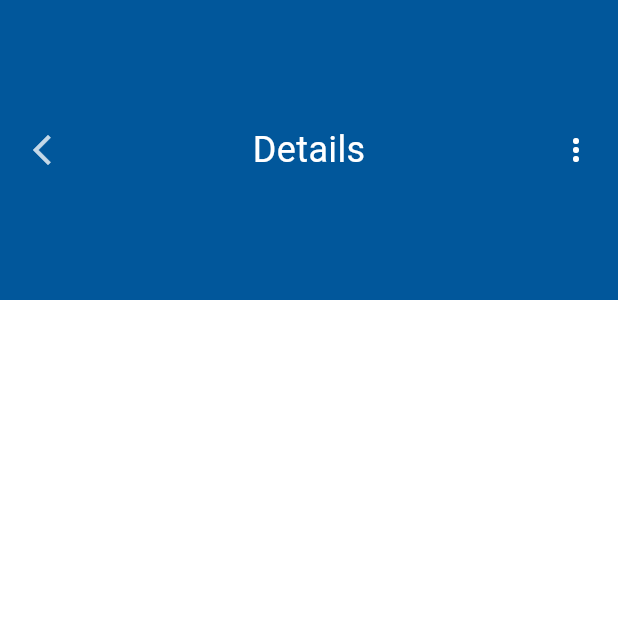
After one commit to MutumaDerick/HealthMate, a Flutter app: the NavbarWidget screen opened directly, after a tap on an icon or button, on a phone screen of 412 x 824 dp, the top half of it. The commit adds this screen. Run offline on Flutter 3.47's test engine with Material 3 defaults, Android fonts, the phone set to English and light mode, and no system bars; our stand-ins replace material_design_icons_flutter.

Commit message:
Added appointment page

```diff
--- /dev/null
+++ b/lib/pages/appointment.dart
@@ -0,0 +1,56 @@
+import 'package:flutter/material.dart';
+
+class AppointmentPage extends StatelessWidget {
+  const AppointmentPage({super.key});
+
+  @override
+  Widget build(BuildContext context) {
+    return Material(
+      child: SingleChildScrollView(
+        child: Column(
+          children: [
+            Stack(
+              children: [
+                Container(
+                  padding: EdgeInsets.all(16),
+                  height: 200,
+                  color: Colors.lightBlue[900],
+                  child: Row(
+                    mainAxisAlignment: MainAxisAlignment.spaceBetween,
+                    children: [
+                      InkWell(
+                        onTap: () {
+                          Navigator.pop(context);
+                        },
+                        child: Icon(
+                          Icons.arrow_back_ios_new,
+                          color: const Color.fromARGB(196, 255, 255, 255),
+                        ),
+                      ),
+                      Text(
+                        'Details',
+                        style: TextStyle(
+                          fontSize: 24,
+                          color: Colors.white,
+                        ),
+                      ),
+                      InkWell(
+                        onTap: () {
+                          Navigator.pop(context);
+                        },
+                        child: Icon(
+                          Icons.more_vert,
+                          color: Colors.white,
+                        ),
+                      ),
+                    ],
+                  ),
+                )
+              ],
+            ),
+          ],
+        ),
+      ),
+    );
+  }
+}
--- a/lib/pages/dashboard.dart
+++ b/lib/pages/dashboard.dart
@@ -1,4 +1,5 @@
 import 'package:flutter/material.dart';
+import 'package:health_mate/pages/appointment.dart';
 import 'package:material_design_icons_flutter/material_design_icons_flutter.dart';
 
 class DashboardPage extends StatelessWidget {
@@ -179,7 +180,7 @@ class DashboardPage extends StatelessWidget {
             ),
             SizedBox(height: 20),
             Container(
-              height: 150,
+              height: 160,
               child: GridView.builder(
                 gridDelegate: SliverGridDelegateWithFixedCrossAxisCount(
                   crossAxisCount: 1,
@@ -190,7 +191,14 @@ class DashboardPage extends StatelessWidget {
                 itemCount: names.length,
                 itemBuilder: (context, index) {
                   return InkWell(
-                    onTap: () {},
+                    onTap: () {
+                      Navigator.push(
+                        context,
+                        MaterialPageRoute(
+                          builder: (context) => AppointmentPage(),
+                        ),
+                      );
+                    },
                     child: Container(
                       margin: EdgeInsets.symmetric(vertical: 8, horizontal: 16),
                       padding: EdgeInsets.all(8),
@@ -231,7 +239,7 @@ class DashboardPage extends StatelessWidget {
                           Column(
                             children: [
                               Align(
-                                alignment: Alignment.topRight,
+                                alignment: Alignment.centerRight,
                                 child: Icon(Icons.more_horiz,
                                     color: const Color.fromARGB(
                                         184, 255, 255, 255)),
--- a/lib/pages/notifications.dart
+++ b/lib/pages/notifications.dart
@@ -1,5 +1,5 @@
 import 'package:flutter/material.dart';
-import 'package:material_design_icons_flutter/material_design_icons_flutter.dart';
+
 
 class NotificationPage extends StatefulWidget {
   NotificationPage({Key? key}) : super(key: key);
```
Also changed, not shown: lib/main.dart (+4 -9 lines), lib/pages/message.dart (added, +33 -0 lines), lib/pages/schedule.dart (+7 -3 lines).
